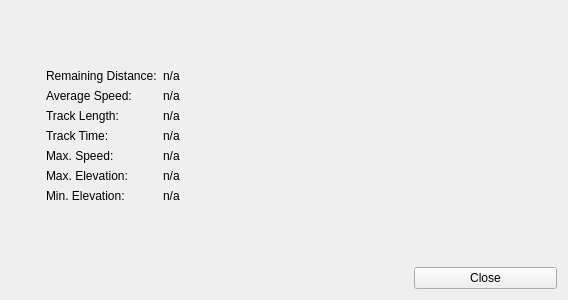
This is client/tripinfodialog.ui in unsanded/monav as Qt 5 draws it before an edit. The edited form follows.
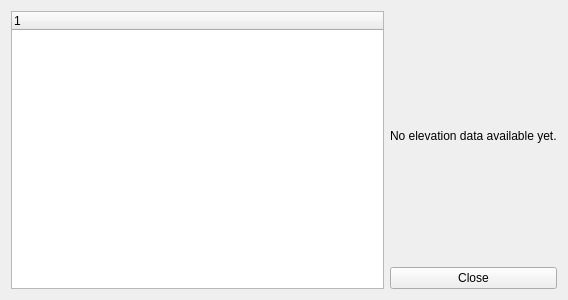
This is the edited form.

Commit message: The Tripinfo-Page now uses a (scrollable) list to display values instead of a lot of labels.

What changed in the file:
```diff
--- a/client/tripinfodialog.ui
+++ b/client/tripinfodialog.ui
@@ -13,211 +13,24 @@
   <property name="windowTitle">
    <string>Trip Information</string>
   </property>
-  <layout class="QGridLayout" name="gridLayout_2">
-   <item row="0" column="0">
-    <spacer name="verticalSpacer">
-     <property name="orientation">
-      <enum>Qt::Vertical</enum>
-     </property>
-     <property name="sizeHint" stdset="0">
-      <size>
-       <width>20</width>
-       <height>40</height>
-      </size>
-     </property>
-    </spacer>
+  <layout class="QGridLayout" name="gridLayout">
+   <item row="0" column="0" rowspan="2">
+    <widget class="QTreeWidget" name="treeWidget">
+     <column>
+      <property name="text">
+       <string notr="true">1</string>
+      </property>
+     </column>
+    </widget>
    </item>
-   <item row="1" column="0" colspan="3">
-    <layout class="QHBoxLayout" name="horizontalLayout">
-     <item>
-      <spacer name="horizontalSpacer_2">
-       <property name="orientation">
-        <enum>Qt::Horizontal</enum>
-       </property>
-       <property name="sizeHint" stdset="0">
-        <size>
-         <width>13</width>
-         <height>48</height>
-        </size>
-       </property>
-      </spacer>
-     </item>
-     <item>
-      <layout class="QGridLayout" name="gridLayout">
-       <item row="0" column="0">
-        <widget class="QLabel" name="labelRemainingDistance">
-         <property name="text">
-          <string>Remaining Distance:</string>
-         </property>
-        </widget>
-       </item>
-       <item row="0" column="1">
-        <widget class="QLabel" name="displayRemainingDistance">
-         <property name="text">
-          <string>n/a</string>
-         </property>
-        </widget>
-       </item>
-       <item row="1" column="0">
-        <widget class="QLabel" name="labelAverageSpeed">
-         <property name="text">
-          <string>Average Speed:</string>
-         </property>
-        </widget>
-       </item>
-       <item row="1" column="1">
-        <widget class="QLabel" name="displayAverageSpeed">
-         <property name="text">
-          <string>n/a</string>
-         </property>
-        </widget>
-       </item>
-       <item row="2" column="0">
-        <widget class="QLabel" name="labelTraveledDistance">
-         <property name="text">
-          <string>Track Length:</string>
-         </property>
-        </widget>
-       </item>
-       <item row="2" column="1">
-        <widget class="QLabel" name="displayTraveledDistance">
-         <property name="text">
-          <string>n/a</string>
-         </property>
-        </widget>
-       </item>
-       <item row="3" column="0">
-        <widget class="QLabel" name="labelTraveledTime">
-         <property name="text">
-          <string>Track Time:</string>
-         </property>
-        </widget>
-       </item>
-       <item row="3" column="1">
-        <widget class="QLabel" name="displayTraveledTime">
-         <property name="text">
-          <string>n/a</string>
-         </property>
-        </widget>
-       </item>
-       <item row="4" column="0">
-        <widget class="QLabel" name="labellMaxSpeed">
-         <property name="text">
-          <string>Max. Speed:</string>
-         </property>
-        </widget>
-       </item>
-       <item row="4" column="1">
-        <widget class="QLabel" name="displayMaxSpeed">
-         <property name="text">
-          <string>n/a</string>
-         </property>
-        </widget>
-       </item>
-       <item row="5" column="0">
-        <widget class="QLabel" name="labellMaxElevation">
-         <property name="text">
-          <string>Max. Elevation:</string>
-         </property>
-        </widget>
-       </item>
-       <item row="5" column="1">
-        <widget class="QLabel" name="displayMaxElevation">
-         <property name="text">
-          <string>n/a</string>
-         </property>
-        </widget>
-       </item>
-       <item row="6" column="0">
-        <widget class="QLabel" name="labellMinElevation">
-         <property name="text">
-          <string>Min. Elevation:</string>
-         </property>
-        </widget>
-       </item>
-       <item row="6" column="1">
-        <widget class="QLabel" name="displayMinElevation">
-         <property name="text">
-          <string>n/a</string>
-         </property>
-        </widget>
-       </item>
-      </layout>
-     </item>
-     <item>
-      <spacer name="horizontalSpacer_3">
-       <property name="orientation">
-        <enum>Qt::Horizontal</enum>
-       </property>
-       <property name="sizeHint" stdset="0">
-        <size>
-         <width>13</width>
-         <height>20</height>
-        </size>
-       </property>
-      </spacer>
-     </item>
-     <item>
-      <widget class="QLabel" name="displayTrackProfile">
-       <property name="minimumSize">
-        <size>
-         <width>300</width>
-         <height>100</height>
-        </size>
-       </property>
-       <property name="maximumSize">
-        <size>
-         <width>300</width>
-         <height>100</height>
-        </size>
-       </property>
-       <property name="text">
-        <string notr="true"/>
-       </property>
-      </widget>
-     </item>
-     <item>
-      <spacer name="horizontalSpacer">
-       <property name="orientation">
-        <enum>Qt::Horizontal</enum>
-       </property>
-       <property name="sizeHint" stdset="0">
-        <size>
-         <width>17</width>
-         <height>17</height>
-        </size>
-       </property>
-      </spacer>
-     </item>
-    </layout>
-   </item>
-   <item row="2" column="1">
-    <spacer name="verticalSpacer_2">
-     <property name="orientation">
-      <enum>Qt::Vertical</enum>
+   <item row="0" column="1">
+    <widget class="QLabel" name="displayTrackProfile">
+     <property name="text">
+      <string>No elevation data available yet.</string>
      </property>
-     <property name="sizeHint" stdset="0">
-      <size>
-       <width>20</width>
-       <height>40</height>
-      </size>
-     </property>
-    </spacer>
+    </widget>
    </item>
-   <item row="3" column="0" colspan="2">
-    <spacer name="horizontalSpacer_4">
-     <property name="orientation">
-      <enum>Qt::Horizontal</enum>
-     </property>
-     <property name="sizeHint" stdset="0">
-      <size>
-       <width>466</width>
-       <height>17</height>
-      </size>
-     </property>
-    </spacer>
-   </item>
-   <item row="3" column="2">
+   <item row="1" column="1">
     <widget class="QPushButton" name="cancel">
      <property name="text">
       <string>Close</string>
```
The commit also changes 4 other files.
